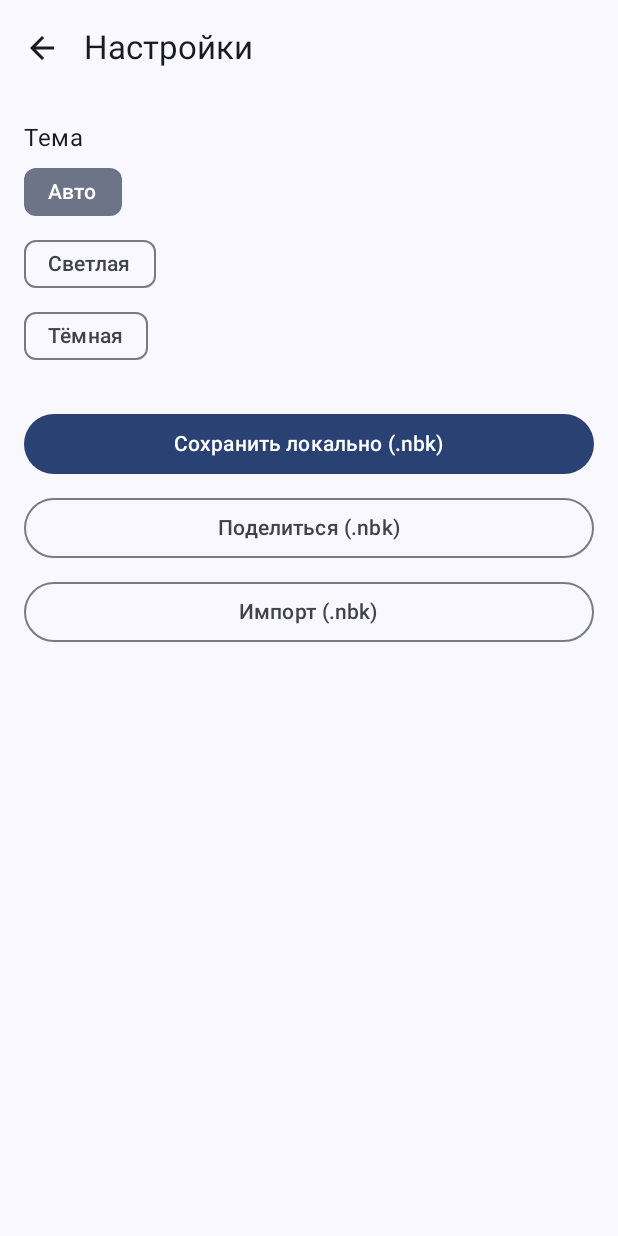
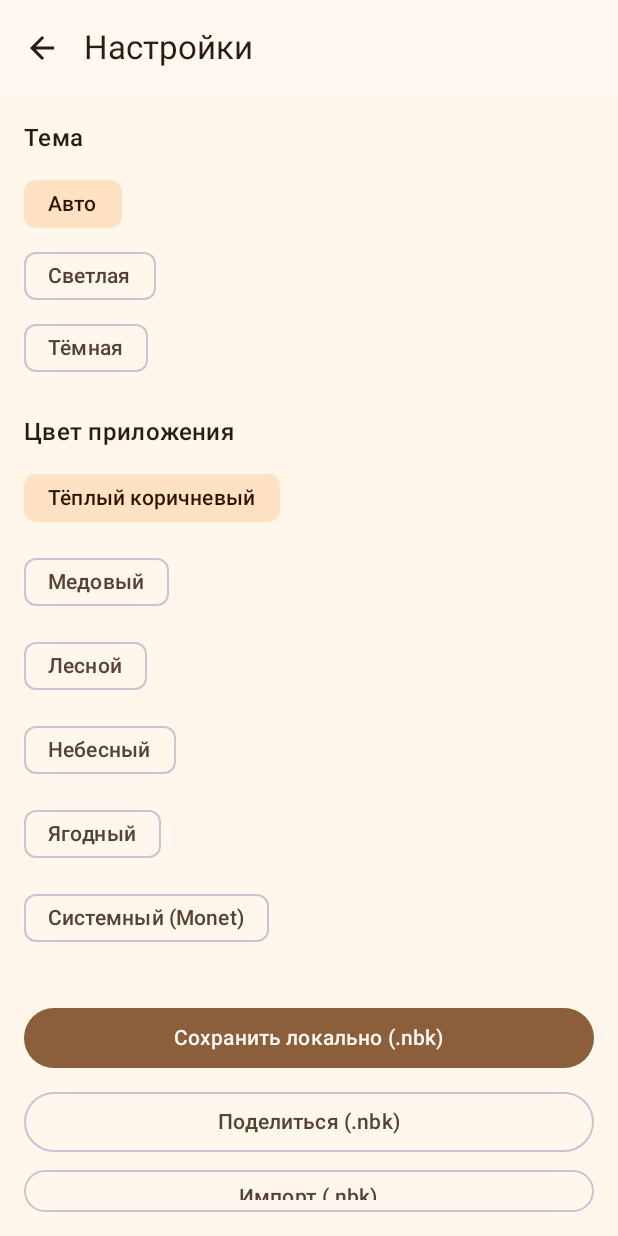
Before and after one commit to sadkov2494-beep/notes, an Android app built with Jetpack Compose: the screen it shows after launch (MainActivity), after a tap on "Настройки", on a phone screen of 412 x 824 dp. Run offline under Robolectric (Android 15) with nearby library versions, the phone set to English and light mode, and no system bars; our stand-ins replace Dagger/Hilt's generated code, Room's generated code; libraries missing offline, so code that uses them is left out: net.lingala.zip4j, net.sqlcipher.database; 4 statements that could not run were skipped; 2 other taps on this screen came first.

Commit message:
ux: editable notes in list, fix password vault unlock, warm themes
- Notes are the list itself: type title/body on each card, autosave, no side form
- Detect legacy password vaults and show password field instead of PIN pad
- Validate SQLCipher key before unlocking to prevent crash on wrong PIN
- Add cheerful color styles: warm brown default, honey, forest, sky, berry, system

Co-authored-by: sadkov2494-beep <sadkov2494-beep@users.noreply.github.com>

```diff
--- a/app/src/main/java/com/notes/vault/data/SettingsRepository.kt
+++ b/app/src/main/java/com/notes/vault/data/SettingsRepository.kt
@@ -4,6 +4,7 @@ import android.content.Context
 import androidx.datastore.preferences.core.edit
 import androidx.datastore.preferences.core.stringPreferencesKey
 import androidx.datastore.preferences.preferencesDataStore
+import com.notes.vault.data.model.ColorStyle
 import com.notes.vault.data.model.ThemeMode
 import dagger.hilt.android.qualifiers.ApplicationContext
 import kotlinx.coroutines.flow.Flow
@@ -19,6 +20,7 @@ class SettingsRepository @Inject constructor(
 ) {
     companion object {
         private val THEME_MODE = stringPreferencesKey("theme_mode")
+        private val COLOR_STYLE = stringPreferencesKey("color_style")
     }
 
     val themeMode: Flow<ThemeMode> = context.dataStore.data.map { prefs ->
@@ -29,9 +31,20 @@ class SettingsRepository @Inject constructor(
         }
     }
 
+    val colorStyle: Flow<ColorStyle> = context.dataStore.data.map { prefs ->
+        runCatching { ColorStyle.valueOf(prefs[COLOR_STYLE] ?: ColorStyle.WARM_BROWN.name) }
+            .getOrDefault(ColorStyle.WARM_BROWN)
+    }
+
     suspend fun setThemeMode(mode: ThemeMode) {
         context.dataStore.edit { prefs ->
             prefs[THEME_MODE] = mode.name
         }
     }
+
+    suspend fun setColorStyle(style: ColorStyle) {
+        context.dataStore.edit { prefs ->
+            prefs[COLOR_STYLE] = style.name
+        }
+    }
 }
--- a/app/src/main/java/com/notes/vault/data/model/DomainModels.kt
+++ b/app/src/main/java/com/notes/vault/data/model/DomainModels.kt
@@ -20,6 +20,20 @@ enum class ThemeMode {
     DARK
 }
 
+enum class ColorStyle {
+    SYSTEM,
+    WARM_BROWN,
+    HONEY,
+    FOREST,
+    SKY,
+    BERRY
+}
+
+enum class VaultUnlockMode {
+    PASSWORD,
+    PIN
+}
+
 enum class ImportMode {
     REPLACE,
     MERGE
--- a/app/src/main/java/com/notes/vault/ui/navigation/NavGraph.kt
+++ b/app/src/main/java/com/notes/vault/ui/navigation/NavGraph.kt
@@ -123,7 +123,11 @@ fun ThemedNavHost(
     settingsViewModel: SettingsViewModel = hiltViewModel()
 ) {
     val themeMode by settingsViewModel.themeMode.collectAsStateWithLifecycle()
-    com.notes.vault.ui.theme.NotesVaultTheme(themeMode = themeMode) {
+    val colorStyle by settingsViewModel.colorStyle.collectAsStateWithLifecycle()
+    com.notes.vault.ui.theme.NotesVaultTheme(
+        themeMode = themeMode,
+        colorStyle = colorStyle
+    ) {
         NotesNavHost(openNoteId = openNoteId)
     }
 }
--- a/app/src/main/java/com/notes/vault/ui/screens/VaultScreens.kt
+++ b/app/src/main/java/com/notes/vault/ui/screens/VaultScreens.kt
@@ -17,6 +17,7 @@ import androidx.compose.material3.ExperimentalMaterial3Api
 import androidx.compose.material3.FloatingActionButton
 import androidx.compose.material3.Icon
 import androidx.compose.material3.IconButton
+import androidx.compose.material3.MaterialTheme
 import androidx.compose.material3.OutlinedTextField
 import androidx.compose.material3.Scaffold
 import androidx.compose.material3.Text
@@ -185,6 +186,7 @@ fun SettingsScreen(
     viewModel: com.notes.vault.ui.viewmodel.SettingsViewModel = hiltViewModel()
 ) {
     val themeMode by viewModel.themeMode.collectAsStateWithLifecycle()
+    val colorStyle by viewModel.colorStyle.collectAsStateWithLifecycle()
 
     Scaffold(
         topBar = {
@@ -199,7 +201,8 @@ fun SettingsScreen(
         }
     ) { padding ->
         Column(Modifier.padding(padding).padding(16.dp)) {
-            Text("Тема")
+            Text("Тема", style = MaterialTheme.typography.titleMedium)
+            Spacer(Modifier.height(8.dp))
             com.notes.vault.data.model.ThemeMode.entries.forEach { mode ->
                 androidx.compose.material3.FilterChip(
                     selected = themeMode == mode,
@@ -214,6 +217,25 @@ fun SettingsScreen(
                         )
                     },
                     modifier = Modifier.padding(end = 8.dp)
+                )
+            }
+            Spacer(Modifier.height(20.dp))
+            Text("Цвет приложения", style = MaterialTheme.typography.titleMedium)
+            Spacer(Modifier.height(8.dp))
+            val styles = listOf(
+                com.notes.vault.data.model.ColorStyle.WARM_BROWN to "Тёплый коричневый",
+                com.notes.vault.data.model.ColorStyle.HONEY to "Медовый",
+                com.notes.vault.data.model.ColorStyle.FOREST to "Лесной",
+                com.notes.vault.data.model.ColorStyle.SKY to "Небесный",
+                com.notes.vault.data.model.ColorStyle.BERRY to "Ягодный",
+                com.notes.vault.data.model.ColorStyle.SYSTEM to "Системный (Monet)"
+            )
+            styles.forEach { (style, label) ->
+                androidx.compose.material3.FilterChip(
+                    selected = colorStyle == style,
+                    onClick = { viewModel.setColorStyle(style) },
+                    label = { Text(label) },
+                    modifier = Modifier.padding(end = 8.dp, bottom = 8.dp)
                 )
             }
             Spacer(Modifier.height(24.dp))
--- a/app/src/main/java/com/notes/vault/ui/theme/Theme.kt
+++ b/app/src/main/java/com/notes/vault/ui/theme/Theme.kt
@@ -2,21 +2,115 @@ package com.notes.vault.ui.theme
 
 import android.os.Build
 import androidx.compose.foundation.isSystemInDarkTheme
+import androidx.compose.material3.ColorScheme
 import androidx.compose.material3.MaterialTheme
 import androidx.compose.material3.darkColorScheme
 import androidx.compose.material3.dynamicDarkColorScheme
 import androidx.compose.material3.dynamicLightColorScheme
 import androidx.compose.material3.lightColorScheme
 import androidx.compose.runtime.Composable
+import androidx.compose.ui.graphics.Color
 import androidx.compose.ui.platform.LocalContext
+import com.notes.vault.data.model.ColorStyle
 import com.notes.vault.data.model.ThemeMode
 
-private val LightColors = lightColorScheme()
-private val DarkColors = darkColorScheme()
+private val WarmBrownLight = lightColorScheme(
+    primary = Color(0xFF8B5E3C),
+    onPrimary = Color(0xFFFFF8F0),
+    primaryContainer = Color(0xFFFFDDB8),
+    onPrimaryContainer = Color(0xFF2D1600),
+    secondary = Color(0xFFC47B3A),
+    onSecondary = Color.White,
+    secondaryContainer = Color(0xFFFFE2C4),
+    onSecondaryContainer = Color(0xFF2C1600),
+    tertiary = Color(0xFF7A9B5A),
+    onTertiary = Color.White,
+    background = Color(0xFFFFF6EC),
+    onBackground = Color(0xFF2B1B10),
+    surface = Color(0xFFFFF9F2),
+    onSurface = Color(0xFF2B1B10),
+    surfaceVariant = Color(0xFFF0E0D0),
+    onSurfaceVariant = Color(0xFF564235)
+)
+
+private val WarmBrownDark = darkColorScheme(
+    primary = Color(0xFFFFB77C),
+    onPrimary = Color(0xFF4A2800),
+    primaryContainer = Color(0xFF6A3C16),
+    onPrimaryContainer = Color(0xFFFFDDB8),
+    secondary = Color(0xFFE8B27A),
+    onSecondary = Color(0xFF432B00),
+    background = Color(0xFF1F1510),
+    onBackground = Color(0xFFF5E6D8),
+    surface = Color(0xFF261A14),
+    onSurface = Color(0xFFF5E6D8),
+    surfaceVariant = Color(0xFF3D2B20),
+    onSurfaceVariant = Color(0xFFD8C3B0)
+)
+
+private val HoneyLight = lightColorScheme(
+    primary = Color(0xFFE39B2B),
+    onPrimary = Color(0xFF2B1800),
+    primaryContainer = Color(0xFFFFE08A),
+    onPrimaryContainer = Color(0xFF261A00),
+    secondary = Color(0xFFD97B3D),
+    background = Color(0xFFFFF8E7),
+    onBackground = Color(0xFF2A2108),
+    surface = Color(0xFFFFFBF0),
+    onSurface = Color(0xFF2A2108)
+)
+
+private val ForestLight = lightColorScheme(
+    primary = Color(0xFF4F7A45),
+    onPrimary = Color.White,
+    primaryContainer = Color(0xFFC8E6B8),
+    onPrimaryContainer = Color(0xFF10200A),
+    secondary = Color(0xFF6B8F71),
+    background = Color(0xFFF3FAF0),
+    onBackground = Color(0xFF152014),
+    surface = Color(0xFFF7FCF5),
+    onSurface = Color(0xFF152014)
+)
+
+private val SkyLight = lightColorScheme(
+    primary = Color(0xFF3D7EA6),
+    onPrimary = Color.White,
+    primaryContainer = Color(0xFFC8E6F8),
+    onPrimaryContainer = Color(0xFF001E2E),
+    secondary = Color(0xFF5B9BB8),
+    background = Color(0xFFF2F8FC),
+    onBackground = Color(0xFF121B22),
+    surface = Color(0xFFF7FBFE),
+    onSurface = Color(0xFF121B22)
+)
+
+private val BerryLight = lightColorScheme(
+    primary = Color(0xFFB04A6E),
+    onPrimary = Color.White,
+    primaryContainer = Color(0xFFFFD0DE),
+    onPrimaryContainer = Color(0xFF3A071C),
+    secondary = Color(0xFFD06B8B),
+    background = Color(0xFFFFF5F8),
+    onBackground = Color(0xFF2A121A),
+    surface = Color(0xFFFFFAFB),
+    onSurface = Color(0xFF2A121A)
+)
+
+private fun colorSchemeFor(style: ColorStyle, dark: Boolean): ColorScheme {
+    return when (style) {
+        ColorStyle.WARM_BROWN -> if (dark) WarmBrownDark else WarmBrownLight
+        ColorStyle.HONEY -> if (dark) WarmBrownDark else HoneyLight
+        ColorStyle.FOREST -> if (dark) darkColorScheme(primary = Color(0xFFA0D08C)) else ForestLight
+        ColorStyle.SKY -> if (dark) darkColorScheme(primary = Color(0xFF8DC8E8)) else SkyLight
+        ColorStyle.BERRY -> if (dark) darkColorScheme(primary = Color(0xFFF0A0BB)) else BerryLight
+        ColorStyle.SYSTEM -> if (dark) darkColorScheme() else lightColorScheme()
+    }
+}
 
 @Composable
 fun NotesVaultTheme(
     themeMode: ThemeMode = ThemeMode.AUTO,
+    colorStyle: ColorStyle = ColorStyle.WARM_BROWN,
     content: @Composable () -> Unit
 ) {
     val darkTheme = when (themeMode) {
@@ -26,11 +120,10 @@ fun NotesVaultTheme(
     }
     val context = LocalContext.current
     val colorScheme = when {
-        Build.VERSION.SDK_INT >= Build.VERSION_CODES.S -> {
+        colorStyle == ColorStyle.SYSTEM && Build.VERSION.SDK_INT >= Build.VERSION_CODES.S -> {
             if (darkTheme) dynamicDarkColorScheme(context) else dynamicLightColorScheme(context)
         }
-        darkTheme -> DarkColors
-        else -> LightColors
+        else -> colorSchemeFor(colorStyle, darkTheme)
     }
     MaterialTheme(
         colorScheme = colorScheme,
--- a/app/src/main/java/com/notes/vault/ui/viewmodel/SettingsViewModel.kt
+++ b/app/src/main/java/com/notes/vault/ui/viewmodel/SettingsViewModel.kt
@@ -24,8 +24,19 @@ class SettingsViewModel @Inject constructor(
     val themeMode = settingsRepository.themeMode
         .stateIn(viewModelScope, SharingStarted.WhileSubscribed(5000), ThemeMode.AUTO)
 
+    val colorStyle = settingsRepository.colorStyle
+        .stateIn(
+            viewModelScope,
+            SharingStarted.WhileSubscribed(5000),
+            com.notes.vault.data.model.ColorStyle.WARM_BROWN
+        )
+
     fun setTheme(mode: ThemeMode) {
         viewModelScope.launch { settingsRepository.setThemeMode(mode) }
+    }
+
+    fun setColorStyle(style: com.notes.vault.data.model.ColorStyle) {
+        viewModelScope.launch { settingsRepository.setColorStyle(style) }
     }
 
     suspend fun export(file: File, password: CharArray): Result<Unit> {
```
Also changed, not shown: app/src/main/java/com/notes/vault/data/local/DatabaseProvider.kt (+33 -11 lines), app/src/main/java/com/notes/vault/security/VaultCryptoManager.kt (+15 -0 lines), app/src/main/java/com/notes/vault/security/VaultSessionManager.kt (+10 -5 lines), app/src/main/java/com/notes/vault/ui/screens/HomeScreen.kt (+191 -215 lines), app/src/main/java/com/notes/vault/ui/viewmodel/HomeViewModel.kt (+27 -6 lines).
